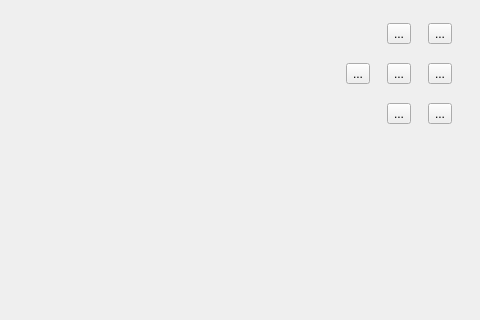
DevilCCCP/Code, file World/LibZ/FormEarth.ui: the form before one commit; both pictures show x 230 to 710 and y 0 to 320 of the 710 by 540 pixel window.
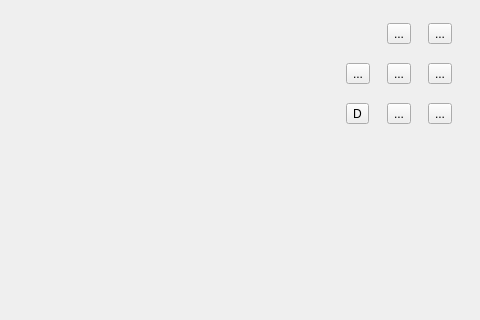
The form after the commit. Icons and pictures are not drawn.

The edit to the form file:
```diff
--- a/World/LibZ/FormEarth.ui
+++ b/World/LibZ/FormEarth.ui
@@ -72,6 +72,13 @@
       </property>
      </widget>
     </item>
+    <item row="2" column="0">
+     <widget class="QToolButton" name="toolButtonMoveDebug">
+      <property name="text">
+       <string>D</string>
+      </property>
+     </widget>
+    </item>
    </layout>
   </widget>
   <action name="actionZoomIn">
```
Left out of the diff: 3 changed lines with no effect on the pictures.
